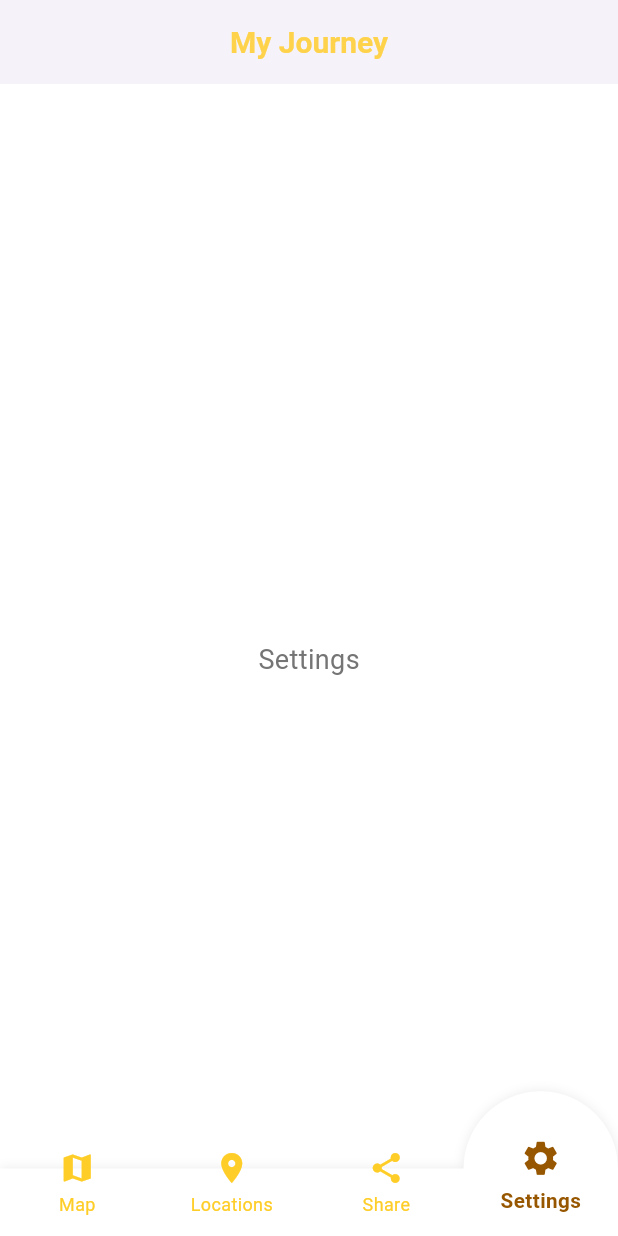
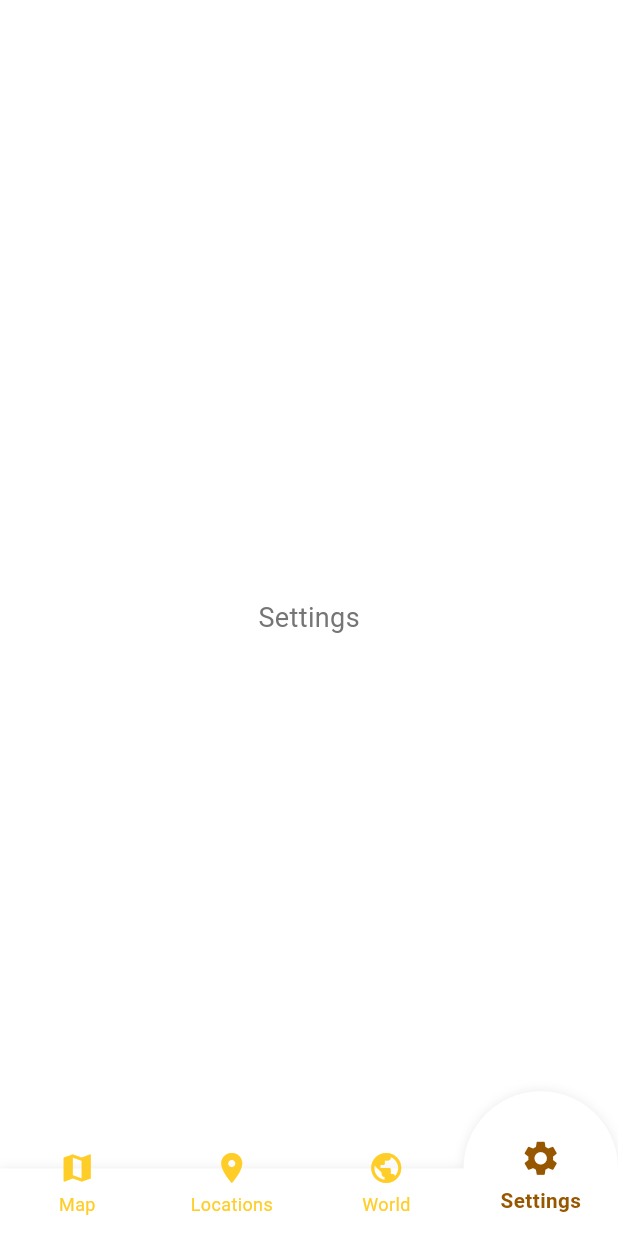
Before and after one commit to Annie-Zhu1210/CASA0015_MyJourneyApp, a Flutter app: the screen it shows after launch, item 4 of the bottom bar chosen, on a phone screen of 412 x 824 dp. Run offline on Flutter 3.47's test engine with Material 3 defaults, Android fonts, the phone set to English and light mode, and no system bars; our stand-ins replace geolocator, google_maps_flutter, image_picker, shared_preferences, sqflite; accounts and stored records are empty.

Commit message:
Removed top bar

```diff
--- a/lib/main.dart
+++ b/lib/main.dart
@@ -49,30 +49,11 @@ class _HomePageState extends State<HomePage> {
   @override
   Widget build(BuildContext context) {
     return Scaffold(
-      appBar: AppBar(
-        backgroundColor: Colors.white,
-        elevation: 2,
-        centerTitle: true,
-        title: const Text(
-          'My Journey',
-          style: TextStyle(
-            color: Color.fromARGB(255, 255, 210, 75),
-            fontSize: 20,
-            fontWeight: FontWeight.bold,
-          ),
-        ),
+      body: IndexedStack(
+        index: _selectedIndex,
+        children: _screens,
       ),
-      body: Column(
-        children: [
-          Expanded(
-            child: IndexedStack(
-              index: _selectedIndex,
-              children: _screens,
-            ),
-          ),
-        ],
-      ),
-      extendBody: true, // Allows body to extend behind bottom bar
+      extendBody: true,
       bottomNavigationBar: AnimatedBottomNavBar(
         currentIndex: _selectedIndex,
         onTap: _onItemTapped,
@@ -82,7 +63,7 @@ class _HomePageState extends State<HomePage> {
         items: const [
           BottomNavigationBarItem(icon: Icon(Icons.map), label: 'Map'),
           BottomNavigationBarItem(icon: Icon(Icons.location_on), label: 'Locations'),
-          BottomNavigationBarItem(icon: Icon(Icons.share), label: 'Share'),
+          BottomNavigationBarItem(icon: Icon(Icons.public), label: 'World'),
           BottomNavigationBarItem(icon: Icon(Icons.settings), label: 'Settings'),
         ],
       ),
```
Also changed, not shown: 1 other file.
